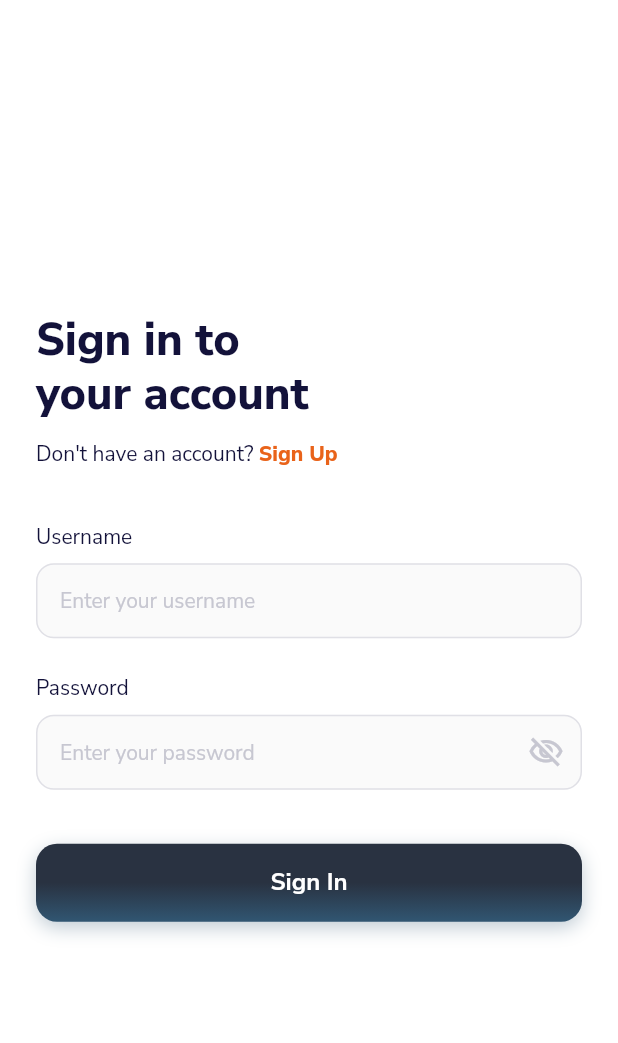
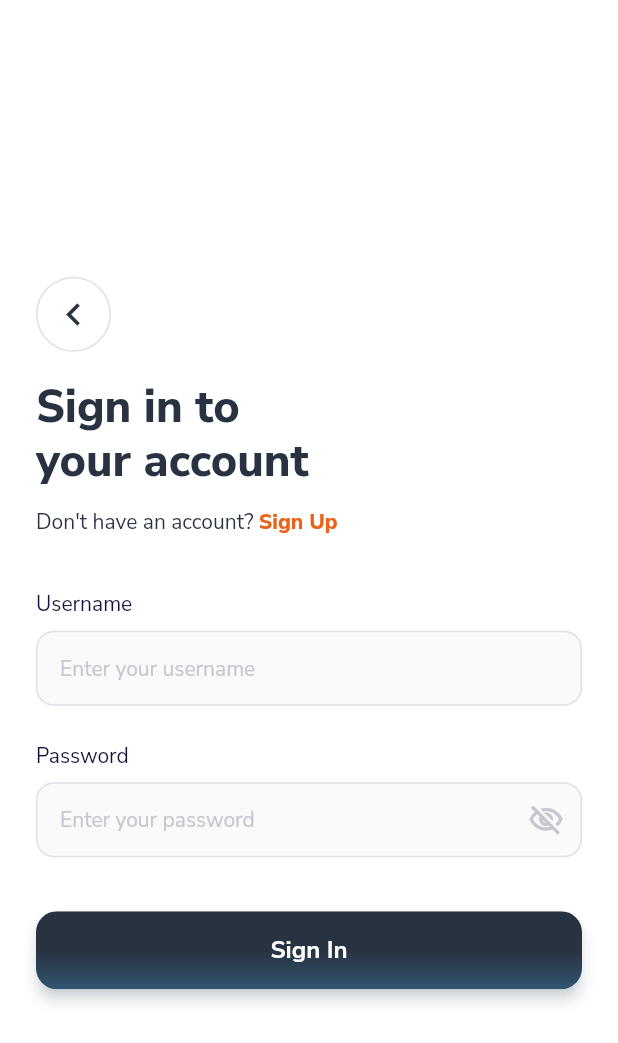
Before and after one commit to pbp-kelompok-b10/any-venue-mobile, a Flutter app: the screen it shows after launch, after a tap on "Sign In", on a phone screen of 412 x 824 dp. Shown: the top 1043 px of the screen. Run offline on Flutter 3.47's test engine with Material 3 defaults, Android fonts, the phone set to English and light mode, and no system bars; our stand-ins replace google_fonts; missing offline and left inert: pbp_django_auth.

Commit message:
add toast and fix ui for login, register, home page

```diff
--- a/lib/main.dart
+++ b/lib/main.dart
@@ -19,6 +19,8 @@ class MyApp extends StatelessWidget {
   // This widget is the root of your application.
   @override
   Widget build(BuildContext context) {
+    final TextTheme baseTextTheme = ThemeData.light().textTheme;
+
     return Provider(
       create: (_) {
         CookieRequest request = CookieRequest();
@@ -41,7 +43,7 @@ class MyApp extends StatelessWidget {
             error: orange,
             onError: white,
           ),
-          textTheme: GoogleFonts.nunitoSansTextTheme(),
+          textTheme: GoogleFonts.nunitoSansTextTheme(baseTextTheme),
         ),
         home: const SplashScreen(),
       ),
--- a/lib/screens/login.dart
+++ b/lib/screens/login.dart
@@ -1,9 +1,13 @@
+import 'package:any_venue/screens/welcome_screen.dart';
 import 'package:flutter/gestures.dart';
 import 'package:flutter/material.dart';
 import 'package:pbp_django_auth/pbp_django_auth.dart';
 import 'package:provider/provider.dart';
 import 'package:any_venue/screens/register.dart';
 import 'package:any_venue/main.dart'; // Import main.dart untuk akses warna MyApp
+import 'package:any_venue/widgets/components/button.dart';
+import 'package:any_venue/widgets/components/arrow_button.dart';
+import 'package:any_venue/widgets/components/toast.dart';
 import 'package:any_venue/widgets/main_navigation.dart';
 import 'package:google_fonts/google_fonts.dart';
 
@@ -42,8 +46,6 @@ class _LoginPageState extends State<LoginPage> {
   Widget build(BuildContext context) {
     final request = context.watch<CookieRequest>();
 
-    // Warna dari Figma / Main.dart
-    const Color textDark = Color(0xFF13123A);
     const Color inputBg = Color(0xFFFAFAFA);
     const Color borderGray = Color(0xFFE0E0E6);
 
@@ -65,11 +67,28 @@ class _LoginPageState extends State<LoginPage> {
                     children: [
                       const SizedBox(height: 40),
 
+                      Padding(
+                        padding: const EdgeInsets.only(top: 20, bottom: 20),
+                        child: Align(
+                          alignment: Alignment.topLeft,
+                          child: ArrowButton(
+                            isLeft: true,
+                            size: 50.0,
+                            onTap: () {
+                              Navigator.pushReplacement(
+                                context,
+                                MaterialPageRoute(builder: (context) => const WelcomeScreen()),
+                              );
+                            },
+                          ),
+                        ),
+                      ),
+
                       // --- HEADER ---
                       Text(
                         'Sign in to\nyour account',
-                        style: TextStyle(
-                          color: textDark,
+                        style: GoogleFonts.nunitoSans(
+                          color: MyApp.gumetalSlate,
                           fontSize: 30,
                           fontWeight: FontWeight.w800,
                           height: 1.2,
@@ -84,7 +103,7 @@ class _LoginPageState extends State<LoginPage> {
                             TextSpan(
                               text: 'Don\'t have an account? ',
                               style: GoogleFonts.nunitoSans(
-                                color: textDark,
+                                color: MyApp.gumetalSlate,
                                 fontSize: 14,
                                 fontWeight: FontWeight.w400,
                               ),
@@ -151,13 +170,14 @@ class _LoginPageState extends State<LoginPage> {
                       ),
                       const SizedBox(height: 36),
 
-                      // --- BUTTON SIGN IN ---
-                      Material(
-                        color: Colors.transparent,
-                        child: InkWell(
-                          onTap: _isLoading
-                              ? null
-                              : () async {
+                      // BUTTON SIGN IN
+                      CustomButton(
+                        text: 'Sign In',
+                        isFullWidth: true,
+                        isLoading: _isLoading, // Otomatis mengatur spinner & disable klik
+                        gradientColors: const [MyApp.gumetalSlate, MyApp.darkSlate], // Warna Gradasi
+                        onPressed: () async {
+                          // 1. Mulai Loading
                           setState(() {
                             _isLoading = true;
                           });
@@ -165,21 +185,27 @@ class _LoginPageState extends State<LoginPage> {
                           String username = _usernameController.text;
                           String password = _passwordController.text;
 
-                                  // --- LOGIKA DJANGO AUTH ---
+                          // 2. Request API
                           // Ganti URL sesuai environment (localhost / 10.0.2.2)
                           final response = await request.login(
-                                      "http://localhost:8000/auth/api/login/", {
+                            "http://localhost:8000/auth/api/login/",
+                            {
                               'username': username,
                               'password': password,
-                                  });
+                            },
+                          );
 
+                          // 3. Selesai Loading
                           setState(() {
                             _isLoading = false;
                           });
 
+                          // 4. Handle Response
                           if (request.loggedIn) {
+                            // --- SUCCESS ---
                             String message = response['message'];
                             String uname = response['username'];
+
                             if (context.mounted) {
                               Navigator.pushReplacement(
                                 context,
@@ -187,78 +213,25 @@ class _LoginPageState extends State<LoginPage> {
                                   builder: (context) => MainNavigation(),
                                 ),
                               );
-                                      ScaffoldMessenger.of(context)
-                                        ..hideCurrentSnackBar()
-                                        ..showSnackBar(
-                                          SnackBar(
-                                            content: Text("$message Welcome, $uname."),
-                                            behavior: SnackBarBehavior.floating,
-                                            backgroundColor: MyApp.darkSlate,
-                                          ),
+                              CustomToast.show(
+                                context,
+                                message: "Login Successful!",
+                                subMessage: "$message Welcome back, $uname.",
+                                isError: false,
                               );
                             }
                           } else {
+                            // --- FAILED ---
                             if (context.mounted) {
-                                      showDialog(
-                                        context: context,
-                                        builder: (context) => AlertDialog(
-                                          title: const Text('Login Failed'),
-                                          content: Text(response['message']),
-                                          actions: [
-                                            TextButton(
-                                              child: const Text('OK'),
-                                              onPressed: () {
-                                                Navigator.pop(context);
-                                              },
-                                            ),
-                                          ],
-                                        ),
+                              CustomToast.show(
+                                context,
+                                message: "Login Failed",
+                                subMessage: response['message'] ?? 'Unknown error',
+                                isError: true, // Warna jadi Orange
                               );
                             }
                           }
                         },
-                          borderRadius: BorderRadius.circular(14),
-                          child: Container(
-                            width: double.infinity,
-                            height: 52,
-                            decoration: BoxDecoration(
-                              gradient: const LinearGradient(
-                                begin: Alignment(0.50, -0.00),
-                                end: Alignment(0.50, 1.00),
-                                colors: [
-                                  MyApp.gumetalSlate,
-                                  MyApp.darkSlate
-                                ], // Gradient warna
-                              ),
-                              borderRadius: BorderRadius.circular(14),
-                              boxShadow: [
-                                BoxShadow(
-                                  color: MyApp.darkSlate.withOpacity(0.3),
-                                  blurRadius: 10,
-                                  offset: const Offset(0, 4),
-                                ),
-                              ],
-                            ),
-                            alignment: Alignment.center,
-                            child: _isLoading
-                                ? const SizedBox(
-                                    height: 24,
-                                    width: 24,
-                                    child: CircularProgressIndicator(
-                                      color: Colors.white,
-                                      strokeWidth: 2,
-                                    ),
-                                  )
-                                : Text(
-                                    'Sign In',
-                                    style: GoogleFonts.nunitoSans(
-                                      color: Colors.white,
-                                      fontSize: 16,
-                                      fontWeight: FontWeight.w700,
-                                    ),
-                                  ),
-                          ),
-                        ),
                       ),
                       const SizedBox(height: 40),
                     ],
--- a/lib/screens/welcome_screen.dart
+++ b/lib/screens/welcome_screen.dart
@@ -4,6 +4,7 @@ import 'package:any_venue/screens/register.dart';
 import 'package:any_venue/screens/login.dart';
 import 'package:any_venue/widgets/main_navigation.dart';
 import 'package:any_venue/widgets/components/button.dart';
+import 'package:google_fonts/google_fonts.dart';
 
 class WelcomeScreen extends StatelessWidget {
   const WelcomeScreen({super.key});
@@ -44,10 +45,10 @@ class WelcomeScreen extends StatelessWidget {
                 gradient: LinearGradient(
                   begin: Alignment.topCenter,
                   end: Alignment.bottomCenter,
-                  stops: const [0.0, 0.6, 1.0],
+                  stops: const [0.0, 0.7, 1.0],
                   colors: [
                     Colors.white.withOpacity(0.0),
-                    Colors.white.withOpacity(0.8),
+                    Colors.white.withOpacity(0.6),
                     Colors.white,
                   ],
                 ),
@@ -61,14 +62,14 @@ class WelcomeScreen extends StatelessWidget {
           Align(
             alignment: Alignment.bottomCenter,
             child: Padding(
-              padding: const EdgeInsets.symmetric(horizontal: 24.0, vertical: 40.0),
+              padding: const EdgeInsets.only(left: 24.0, right: 24.0, bottom: 150.0),
               child: Column(
                 mainAxisSize: MainAxisSize.min,
                 crossAxisAlignment: CrossAxisAlignment.start,
                 children: [
                   Text(
                     "Welcome\nto AnyVenue!",
-                    style: TextStyle(
+                    style: GoogleFonts.nunitoSans(
                       fontSize: 34,
                       fontWeight: FontWeight.w800,
                       color: MyApp.gumetalSlate,
@@ -82,7 +83,7 @@ class WelcomeScreen extends StatelessWidget {
                     "Cari, sewa, dan ikuti berbagai event olahraga dengan cara baru yang lebih simpel dan efisien.",
                     style: TextStyle(
                       fontSize: 15,
-                      color: Colors.grey,
+                      color: MyApp.gumetalSlate,
                       height: 1.5,
                     ),
                   ),
@@ -93,12 +94,12 @@ class WelcomeScreen extends StatelessWidget {
                   CustomButton(
                     text: "Get Started",
                     isFullWidth: true,
-                    color: MyApp.darkSlate,
+                    gradientColors: const [MyApp.gumetalSlate, MyApp.darkSlate],
                     icon: Icons.arrow_circle_right_outlined,
                     onPressed: () {
                       Navigator.push(
                         context,
-                        MaterialPageRoute(builder: (context) => MainNavigation()),
+                        MaterialPageRoute(builder: (context) => RegisterPage()),
                       );
                     },
                   ),
--- a/lib/widgets/components/arrow_button.dart
+++ b/lib/widgets/components/arrow_button.dart
@@ -3,11 +3,13 @@ import 'package:flutter/material.dart';
 class ArrowButton extends StatelessWidget {
   final VoidCallback? onTap;
   final double size;
+  final bool isLeft; // Parameter baru
 
   const ArrowButton({
     super.key,
     this.onTap,
     this.size = 32.0,
+    this.isLeft = false, // Default false (Arah Kanan)
   });
 
   @override
@@ -21,13 +23,13 @@ class ArrowButton extends StatelessWidget {
         color: Colors.white,
       ),
       child: Icon(
-        Icons.chevron_right,
+        // Logic ganti icon berdasarkan isLeft
+        isLeft ? Icons.chevron_left : Icons.chevron_right,
         size: size * 0.6,
         color: const Color(0xFF293241), // Gunmetal Slate
       ),
     );
 
-    // Kalau ada onTap, bungkus dengan GestureDetector/InkWell
     if (onTap != null) {
       return GestureDetector(
         onTap: onTap,
@@ -35,7 +37,6 @@ class ArrowButton extends StatelessWidget {
       );
     }
 
-    // Kalau tidak ada aksi klik (cuma hiasan), return langsung
     return buttonContent;
   }
 }
--- a/lib/widgets/components/button.dart
+++ b/lib/widgets/components/button.dart
@@ -1,90 +1,101 @@
 import 'package:flutter/material.dart';
 import 'package:any_venue/main.dart';
+import 'package:google_fonts/google_fonts.dart'; // Pastikan import ini ada
 
 class CustomButton extends StatelessWidget {
   final String text;
-  final VoidCallback onPressed;
-
-  // Ini warna "TEMA" tombol.
-  // - Kalau Solid: Jadi warna Background.
-  // - Kalau Outline: Jadi warna Teks & Garis Pinggir.
+  final VoidCallback? onPressed; // Bisa null kalau disabled
   final Color? color;
-
+  final List<Color>? gradientColors; // Parameter baru untuk Gradasi
   final double? width;
   final bool isFullWidth;
   final IconData? icon;
-  final bool
-  isOutlined; // TRUE = Mode Garis Tepi (Bg Putih), FALSE = Mode Blok Warna
+  final bool isOutlined;
+  final bool isLoading; // Parameter baru untuk Loading State
+  final double borderRadius;
 
   const CustomButton({
     super.key,
     required this.text,
     required this.onPressed,
-    this.color, // Opsional, kalau kosong nanti pakai default biru tua
+    this.color,
+    this.gradientColors, // Optional: Isi list warna jika ingin gradasi
     this.width,
     this.isFullWidth = false,
     this.icon,
-    this.isOutlined = false, // Default-nya Solid
+    this.isOutlined = false,
+    this.isLoading = false, // Default false
+    this.borderRadius = 14.0, // Default disamakan dengan desainmu
   });
 
   @override
   Widget build(BuildContext context) {
-    // 1. Tentukan Warna Tema (Default ke Biru Tua kalau user gak isi color)
+    // 1. Tentukan Warna Dasar
     final Color themeColor = color ?? MyApp.darkSlate;
-    // 2. Logika Tukar Warna
-    // - Jika Outlined: Background Putih, Teks themeColor
-    // - Jika Solid: Background themeColor, Teks Putih
+
+    // 2. Cek apakah menggunakan Gradasi?
+    // Gradasi hanya aktif jika gradientColors diisi DAN tidak sedang mode outline
+    final bool useGradient = gradientColors != null && gradientColors!.isNotEmpty && !isOutlined;
+
+    // 3. Logika Warna & Border
     final Color backgroundColor = isOutlined ? Colors.white : themeColor;
     final Color foregroundColor = isOutlined ? themeColor : Colors.white;
+    final Border? border = isOutlined
+        ? Border.all(color: themeColor, width: 1.5)
+        : null;
 
-    // 3. Logika Border
-    // - Jika Outlined: Border muncul dengan warna themeColor
-    // - Jika Solid: Tidak ada border (BorderSide.none)
-    final BorderSide borderSide = isOutlined
-        ? BorderSide(color: themeColor, width: 1.5)
-        : BorderSide.none;
-
-    return SizedBox(
-      // Logika Lebar: Full / Manual / Otomatis
+    return Material(
+      color: Colors.transparent,
+      borderRadius: BorderRadius.circular(borderRadius),
+      elevation: isOutlined ? 0 : 4, // Efek bayangan (elevation) manual
+      shadowColor: useGradient ? themeColor.withOpacity(0.4) : Colors.black.withOpacity(0.1),
+      child: InkWell(
+        onTap: (isLoading || onPressed == null) ? null : onPressed,
+        borderRadius: BorderRadius.circular(borderRadius),
+        child: Ink(
           width: isFullWidth ? double.infinity : width,
-      height: 52, // Tinggi standar tombol
-      child: ElevatedButton(
-        onPressed: onPressed,
-        style: ElevatedButton.styleFrom(
-          backgroundColor: backgroundColor,
-          foregroundColor:
-              foregroundColor, // Mengatur warna Teks & Icon & Ripple Effect
-          elevation: isOutlined
-              ? 0
-              : 2, // Outline biasanya flat (0), Solid ada bayangan dikit (2)
-          side: borderSide, // Pasang border disini
-          shape: RoundedRectangleBorder(
-            borderRadius: BorderRadius.circular(12), // Lengkungan sudut
+          height: 52, // Tinggi standar
+          decoration: BoxDecoration(
+            // Jika useGradient true, pakai LinearGradient. Jika tidak, pakai solid color.
+            gradient: useGradient
+                ? LinearGradient(
+                    begin: const Alignment(0.5, 0), // Top Center
+                    end: const Alignment(0.5, 1),   // Bottom Center
+                    colors: gradientColors!,
+                  )
+                : null,
+            color: useGradient ? null : backgroundColor,
+            borderRadius: BorderRadius.circular(borderRadius),
+            border: border,
           ),
-          // Padding diatur agar teks tidak terlalu mepet kalau tombolnya kecil
-          padding: const EdgeInsets.symmetric(horizontal: 16),
+          child: Center(
+            child: isLoading
+                ? SizedBox(
+                    height: 24,
+                    width: 24,
+                    child: CircularProgressIndicator(
+                      color: foregroundColor,
+                      strokeWidth: 2.5,
                     ),
-        child: Row(
+                  )
+                : Row(
                     mainAxisAlignment: MainAxisAlignment.center,
-          mainAxisSize: MainAxisSize.min,
                     children: [
-            // Jika ada icon, tampilkan di kiri teks
                       Text(
                         text,
-              style: TextStyle(
-                fontSize: 14,
-                fontWeight: FontWeight.w600, // Semi bold
-                color: foregroundColor, // Warna teks mengikuti logika di atas
+                        style: GoogleFonts.nunitoSans(
+                          fontSize: 16,
+                          fontWeight: FontWeight.w700,
+                          color: foregroundColor,
                         ),
                       ),
-
-            const SizedBox(width: 5),
-
                       if (icon != null) ...[
+                        const SizedBox(width: 8),
                         Icon(icon, size: 20, color: foregroundColor),
-              const SizedBox(width: 8),
                       ],
                     ],
+                  ),
+          ),
         ),
       ),
     );
```
Also changed, not shown: lib/screens/home_page.dart (+8 -7 lines), lib/screens/register.dart (+92 -78 lines), lib/widgets/components/toast.dart (added, +112 -0 lines), lib/widgets/main_navigation.dart (+7 -9 lines). Lines whose indentation alone changed are shown as unchanged.
